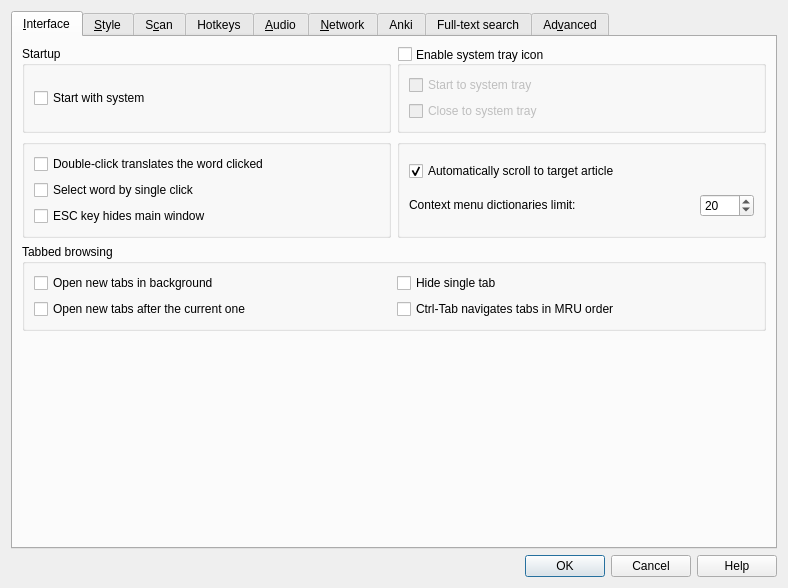
This is src/ui/preferences.ui in xiaoyifang/goldendict-ng as Qt 5 draws it before an edit. The edited form follows.
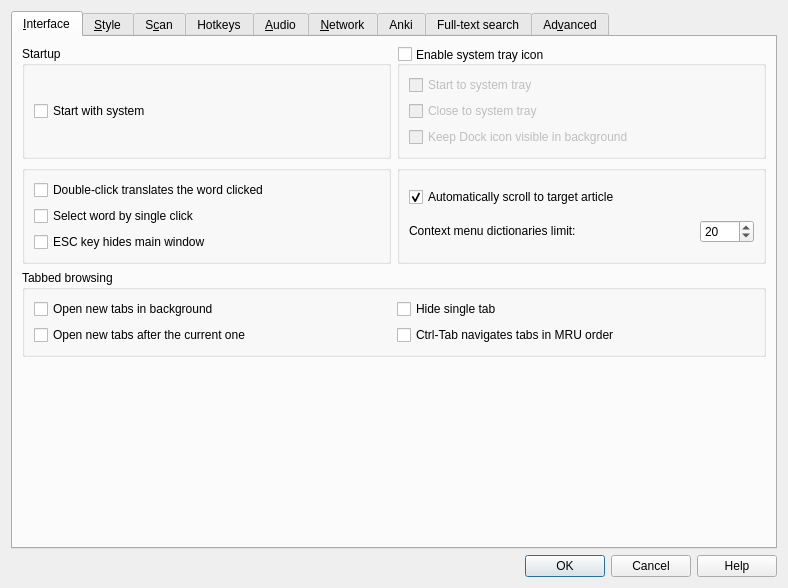
This is the edited form. Icons and pictures are not drawn.

Commit message:
feature: macos hide from dock (#3051)
* Add macOS support for the icon hiding from dock

* [autofix.ci] apply automated fixes

* Fix missing override specifiers in MainWindow

---------

The edit to the form file:
```diff
--- a/src/ui/preferences.ui
+++ b/src/ui/preferences.ui
@@ -226,6 +226,16 @@
               </property>
              </widget>
             </item>
+            <item>
+             <widget class="QCheckBox" name="showDockIcon">
+              <property name="toolTip">
+               <string>The Dock icon is always shown while the main window is open so that macOS can display the application name and menus. Enable this option to keep the Dock icon visible after the main window is hidden.</string>
+              </property>
+              <property name="text">
+               <string>Keep Dock icon visible in background</string>
+              </property>
+             </widget>
+            </item>
            </layout>
           </widget>
          </item>
```
The commit also changes 12 other files.
